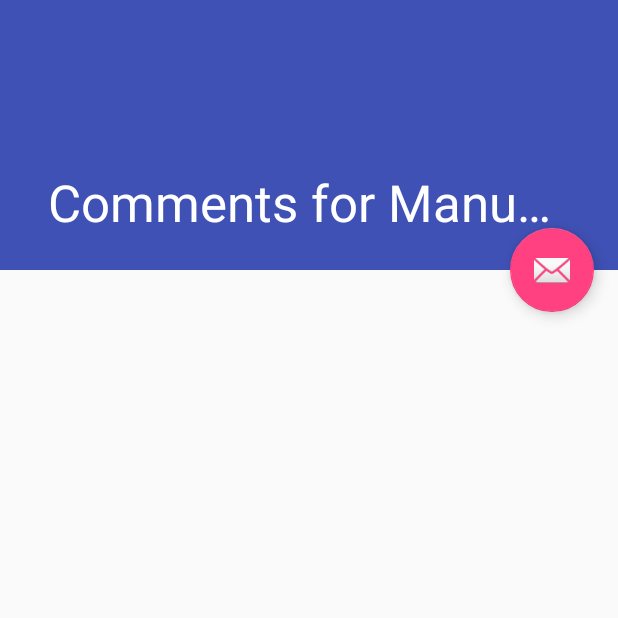
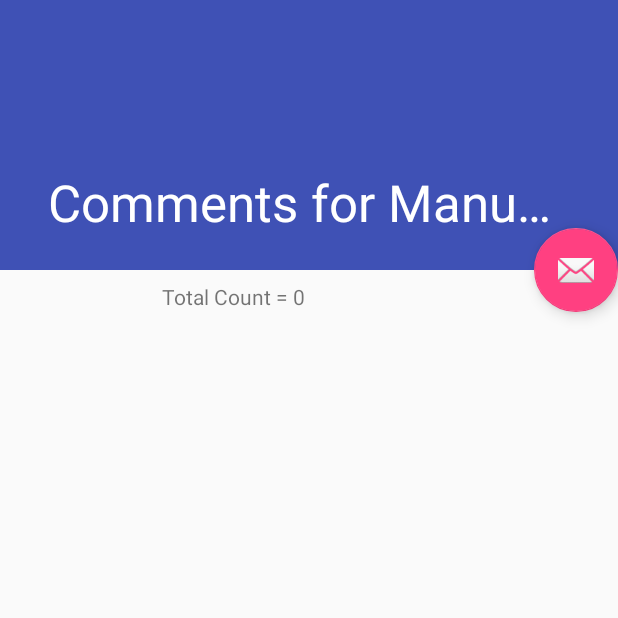
Before and after one commit to oscarzhang795/ObjectBoxDemo, an Android app: the screen it shows after launch (PostDetailsActivity), after a tap on an icon or button, on a phone screen of 412 x 824 dp, the top half of it. Run offline under Robolectric (Android 15) with nearby library versions, the phone set to English and light mode, and no system bars; our stand-ins replace Room's generated code; libraries missing offline, so code that uses them is left out: android.arch.persistence; 2 statements that could not run were skipped; 1 other tap on this screen came first.

Commit message:
Added liveData to comments with custom counter views that are observing the livedata.

```diff
--- a/app/src/main/java/com/sdadg/roomviewmodeldemo/data/daos/CommentDao.kt
+++ b/app/src/main/java/com/sdadg/roomviewmodeldemo/data/daos/CommentDao.kt
@@ -1,13 +1,14 @@
 package com.sdadg.roomviewmodeldemo.data.daos
 
+import android.arch.lifecycle.LiveData
 import android.arch.persistence.room.*
 import com.sdadg.roomviewmodeldemo.data.entities.Comment
 
 @Dao
 interface CommentDao {
 
-    @Query("Select * from Comment where postId = :postId")
-    fun getCommentsByPostId(postId: Long): List<Comment>
+    @Query("Select * from Comment where postId = :postId order by commentedAt desc")
+    fun getCommentsByPostId(postId: Long): LiveData<List<Comment>>
 
     @Insert(onConflict = OnConflictStrategy.REPLACE)
     fun insertComment(comment: Comment): Long
--- a/app/src/main/java/com/sdadg/roomviewmodeldemo/data/repositories/IDataRepository.kt
+++ b/app/src/main/java/com/sdadg/roomviewmodeldemo/data/repositories/IDataRepository.kt
@@ -13,7 +13,8 @@ interface IDataRepository {
     fun updatePost(post: Post)
     fun deletePosts()
 
-    fun getAllCommentsByPostId(id: Long): List<Comment>
+    fun getAllCommentsByPostId(id: Long): LiveData<List<Comment>>
+    fun getOnlyEventCommentsByPostId(id: Long): LiveData<List<Comment>>
     fun insertComment(comment: Comment): Long
     fun deleteComment(comment: Comment)
     fun updateComment(comment: Comment)
--- a/app/src/main/java/com/sdadg/roomviewmodeldemo/data/repositories/RoomRepository.kt
+++ b/app/src/main/java/com/sdadg/roomviewmodeldemo/data/repositories/RoomRepository.kt
@@ -2,6 +2,7 @@ package com.sdadg.roomviewmodeldemo.data.repositories
 
 import android.arch.lifecycle.LiveData
 import android.arch.lifecycle.MutableLiveData
+import android.arch.lifecycle.Transformations
 import android.content.Context
 import com.sdadg.roomviewmodeldemo.data.database.DemoRoomDatabaseAbstract
 import com.sdadg.roomviewmodeldemo.data.entities.Comment
@@ -11,18 +12,7 @@ import com.sdadg.roomviewmodeldemo.utilities.StringUtilities
 class RoomRepository(var context: Context): IDataRepository {
 
     override fun getAllPosts(): LiveData<List<Post>> {
-        var oldList = DemoRoomDatabaseAbstract.getInstance(context)?.postDao()?.getAllPosts()?: MutableLiveData<List<Post>>()
-
-        /*var newList = MutableLiveData<List<Post>>()
-
-        //https://android.jlelse.eu/exploring-livedata-architecture-component-f9375d3644ee
-        Transformations.map(oldList) {
-            data -> {newList = addColor(data)}
-        }
-
-        return newList*/
-
-        return oldList
+        return DemoRoomDatabaseAbstract.getInstance(context)?.postDao()?.getAllPosts()?: MutableLiveData<List<Post>>()
     }
 
     override fun getPostById(id: Long): LiveData<Post>? {
@@ -45,8 +35,24 @@ class RoomRepository(var context: Context): IDataRepository {
         DemoRoomDatabaseAbstract.getInstance(context)?.postDao()?.updatePost(post)
     }
 
-    override fun getAllCommentsByPostId(id: Long): List<Comment> {
-        return DemoRoomDatabaseAbstract.getInstance(context)?.commentDao()?.getCommentsByPostId(id)?: arrayListOf()
+    override fun getAllCommentsByPostId(id: Long): LiveData<List<Comment>> {
+        return DemoRoomDatabaseAbstract.getInstance(context)?.commentDao()?.getCommentsByPostId(id)?: MutableLiveData<List<Comment>>()
+    }
+
+    override fun getOnlyEventCommentsByPostId(id: Long): LiveData<List<Comment>> {
+        val allComments: LiveData<List<Comment>> = DemoRoomDatabaseAbstract.getInstance(context)?.commentDao()?.getCommentsByPostId(id)?: MutableLiveData<List<Comment>>()
+
+        return Transformations.map(allComments, { data -> filterOnlyEvenIds(data) })
+    }
+
+    fun filterOnlyEvenIds(allComments: List<Comment>): List<Comment> {
+        val filteredComments = allComments.filter (fun(comment : Comment) : Boolean {
+            /*Log.d("RoomRepository", "commentId = ${comment.commentId} is " + ((comment.commentId ?: 0 % 2) == 0L))*/
+
+            return ((((comment.commentId ?: 0) -1) % 2) == 0L)
+        })
+
+        return filteredComments
     }
 
     override fun insertComment(comment: Comment): Long {
--- /dev/null
+++ b/app/src/main/java/com/sdadg/roomviewmodeldemo/presentation/CounterEvenView.kt
@@ -0,0 +1,20 @@
+package com.sdadg.roomviewmodeldemo.presentation
+
+import android.arch.lifecycle.LifecycleOwner
+import android.content.Context
+import android.util.AttributeSet
+
+class CounterEvenView: CounterView {
+    constructor(context: Context?) : super(context)
+    constructor(context: Context?, attrs: AttributeSet?) : super(context, attrs)
+    constructor(context: Context?, attrs: AttributeSet?, defStyleAttr: Int) : super(context, attrs, defStyleAttr)
+    constructor(context: Context?, attrs: AttributeSet?, defStyleAttr: Int, defStyleRes: Int) : super(context, attrs, defStyleAttr, defStyleRes)
+
+    override fun setPostId(postId: Long) {
+        if (activityContext is LifecycleOwner) {
+            val comments = repository.getOnlyEventCommentsByPostId(postId)
+
+            comments.observe(activityContext as LifecycleOwner, observer)
+        }
+    }
+}
--- /dev/null
+++ b/app/src/main/java/com/sdadg/roomviewmodeldemo/presentation/CounterView.kt
@@ -0,0 +1,58 @@
+package com.sdadg.roomviewmodeldemo.presentation
+
+import android.arch.lifecycle.LifecycleOwner
+import android.arch.lifecycle.Observer
+import android.content.Context
+import android.util.AttributeSet
+import android.widget.TextView
+import com.sdadg.roomviewmodeldemo.R
+import com.sdadg.roomviewmodeldemo.data.entities.Comment
+import com.sdadg.roomviewmodeldemo.data.repositories.IDataRepository
+import com.sdadg.roomviewmodeldemo.data.repositories.RoomRepository
+
+open class CounterView: TextView {
+
+    lateinit var activityContext: Context
+    lateinit var repository: IDataRepository
+    lateinit var message: String
+
+    constructor(context: Context?) : super(context)
+    constructor(context: Context?, attrs: AttributeSet?) : super(context, attrs) {
+
+        val attributes = context?.obtainStyledAttributes(attrs, R.styleable.CounterView, 0, 0)
+
+        try {
+
+
+            message = attributes?.getString(R.styleable.CounterView_message) ?: ""
+        }
+        finally {
+            attributes?.recycle()
+        }
+
+    }
+    constructor(context: Context?, attrs: AttributeSet?, defStyleAttr: Int) : super(context, attrs, defStyleAttr)
+    constructor(context: Context?, attrs: AttributeSet?, defStyleAttr: Int, defStyleRes: Int) : super(context, attrs, defStyleAttr, defStyleRes)
+
+
+    init {
+        if (context != null) {
+            activityContext = context
+            repository = RoomRepository(activityContext)
+        }
+    }
+
+    open fun setPostId(postId: Long) {
+        if (activityContext is LifecycleOwner) {
+            val comments = repository.getAllCommentsByPostId(postId)
+
+            comments.observe(activityContext as LifecycleOwner, observer)
+        }
+    }
+
+    open val observer: Observer<List<Comment>> = Observer { data ->
+        if (data != null) {
+            setText(message + data.size)
+        }
+    }
+}
--- a/app/src/main/java/com/sdadg/roomviewmodeldemo/presentation/PostDetailsActivity.kt
+++ b/app/src/main/java/com/sdadg/roomviewmodeldemo/presentation/PostDetailsActivity.kt
@@ -1,5 +1,8 @@
 package com.sdadg.roomviewmodeldemo.presentation
 
+import android.arch.lifecycle.LiveData
+import android.arch.lifecycle.MutableLiveData
+import android.arch.lifecycle.Observer
 import android.os.AsyncTask
 import android.os.Bundle
 import android.support.v7.app.AppCompatActivity
@@ -21,6 +24,7 @@ class PostDetailsActivity : AppCompatActivity() {
     val adapter = CommentRecyclerViewAdapter(commentListener)
     val db: IDataRepository = RoomRepository(this)
     //val db = CustomSqliteOpenHelper(this)   //TODO: Old Way
+    lateinit var comments: LiveData<List<Comment>>
 
     override fun onCreate(savedInstanceState: Bundle?) {
         super.onCreate(savedInstanceState)
@@ -34,6 +38,12 @@ class PostDetailsActivity : AppCompatActivity() {
         fab.setOnClickListener { view ->
             addComment()
         }
+
+        val totalCount: CounterView? = findViewById(R.id.totalCount)
+        totalCount?.setPostId(postId)
+
+        val totalEvenCount: CounterView? = findViewById(R.id.totalEvenCount)
+        totalEvenCount?.setPostId(postId)
 
         loadComments()
     }
@@ -68,16 +78,27 @@ class PostDetailsActivity : AppCompatActivity() {
         }
     }
 
-    class LoadDataTask(private var weakReference: WeakReference<PostDetailsActivity>) : AsyncTask<Long, Void, List<Comment>>() {
-        override fun doInBackground(vararg params: Long?): List<Comment> {
-            return weakReference.get()?.db?.getAllCommentsByPostId(params[0]?: 0)?: arrayListOf()
+    val observer: Observer<List<Comment>> = Observer { data ->
+        if (data != null) {
+            adapter.loadData(data)
+            adapter.notifyDataSetChanged()
+        }
+    }
+
+    fun setObserver() {
+        comments.observe(this, observer)
+    }
+
+    class LoadDataTask(private var weakReference: WeakReference<PostDetailsActivity>) : AsyncTask<Long, Void, LiveData<List<Comment>>>() {
+        override fun doInBackground(vararg params: Long?): LiveData<List<Comment>> {
+            return weakReference.get()?.db?.getAllCommentsByPostId(params[0]?: 0)?: MutableLiveData<List<Comment>>()
         }
 
-        override fun onPostExecute(result: List<Comment>) {
+        override fun onPostExecute(result: LiveData<List<Comment>>) {
             super.onPostExecute(result)
 
-            weakReference.get()?.adapter?.loadData(result)
-            weakReference.get()?.adapter?.notifyDataSetChanged()
+            weakReference.get()?.comments = result
+            weakReference.get()?.setObserver()
         }
     }
 
@@ -91,7 +112,7 @@ class PostDetailsActivity : AppCompatActivity() {
         override fun onPostExecute(result: Void?) {
             super.onPostExecute(result)
 
-            weakReference.get()?.refreshComments()
+            //weakReference.get()?.refreshComments()
         }
     }
 
@@ -105,7 +126,7 @@ class PostDetailsActivity : AppCompatActivity() {
         override fun onPostExecute(result: Void?) {
             super.onPostExecute(result)
 
-            weakReference.get()?.refreshComments()
+            //weakReference.get()?.refreshComments()
         }
     }
 }
--- a/app/src/main/java/com/sdadg/roomviewmodeldemo/presentation/PostsActivity.kt
+++ b/app/src/main/java/com/sdadg/roomviewmodeldemo/presentation/PostsActivity.kt
@@ -40,6 +40,8 @@ class PostsActivity : AppCompatActivity() {
         fab.setOnClickListener { view ->
             createPost(((adapter.itemCount) + 1).toLong())
         }
+
+        loadData()
     }
 
     override fun onCreateOptionsMenu(menu: Menu): Boolean {
@@ -69,12 +71,6 @@ class PostsActivity : AppCompatActivity() {
             }
             else -> super.onOptionsItemSelected(item)
         }
-    }
-
-    override fun onStart() {
-        super.onStart()
-
-        loadData()
     }
 
     fun startLoadingService() {
--- a/app/src/main/res/layout/activity_feed.xml
+++ b/app/src/main/res/layout/activity_feed.xml
@@ -21,12 +21,11 @@
                 android:layout_width="match_parent"
                 android:layout_height="match_parent"
                 app:toolbarId="@+id/toolbar"
-                app:layout_scrollFlags="scroll|exitUntilCollapsed"
-                app:contentScrim="?attr/colorPrimary">
+                app:layout_scrollFlags="scroll|exitUntilCollapsed">
 
             <android.support.v7.widget.Toolbar
                     android:id="@+id/toolbar"
-                    android:layout_height="?attr/actionBarSize"
+                    android:layout_height="72dp"
                     android:layout_width="match_parent"
                     app:layout_collapseMode="pin"
                     app:popupTheme="@style/AppTheme.PopupOverlay"/>
@@ -34,13 +33,15 @@
         </android.support.design.widget.CollapsingToolbarLayout>
     </android.support.design.widget.AppBarLayout>
 
-    <include layout="@layout/content_feed"/>
+        <include layout="@layout/content_feed" />
 
     <android.support.design.widget.FloatingActionButton
             android:id="@+id/fab"
             android:layout_width="wrap_content"
             android:layout_height="wrap_content"
-            android:layout_margin="@dimen/fab_margin"
+            android:layout_marginTop="@dimen/fab_margin"
+            android:layout_marginBottom="@dimen/fab_margin"
+            android:layout_marginStart="@dimen/fab_margin"
             app:layout_anchor="@id/app_bar"
             app:layout_anchorGravity="bottom|end"
             app:srcCompat="@android:drawable/ic_dialog_email"/>
--- a/app/src/main/res/layout/content_feed.xml
+++ b/app/src/main/res/layout/content_feed.xml
@@ -1,4 +1,39 @@
 <?xml version="1.0" encoding="utf-8"?>
+<android.support.constraint.ConstraintLayout xmlns:tools="http://schemas.android.com/tools"
+                                             xmlns:android="http://schemas.android.com/apk/res/android"
+                                             xmlns:app="http://schemas.android.com/apk/res-auto"
+                                             app:layout_behavior="@string/appbar_scrolling_view_behavior"
+                                             tools:showIn="@layout/activity_feed"
+                                             android:layout_width="match_parent"
+                                             android:layout_height="match_parent">
+
+    <com.sdadg.roomviewmodeldemo.presentation.CounterView
+            android:id="@+id/totalCount"
+            android:layout_width="wrap_content"
+            android:layout_height="wrap_content"
+            app:message="Total Count = "
+            tools:text="Total Count = 20"
+            app:layout_constraintStart_toStartOf="parent"
+            android:layout_marginStart="8dp"
+            app:layout_constraintTop_toTopOf="parent"
+            android:layout_marginTop="8dp"
+            app:layout_constraintHorizontal_bias="0.5"
+            app:layout_constraintEnd_toStartOf="@+id/totalEvenCount"/>
+
+    <com.sdadg.roomviewmodeldemo.presentation.CounterEvenView
+            android:id="@+id/totalEvenCount"
+            android:layout_width="wrap_content"
+            android:layout_height="wrap_content"
+            android:layout_toEndOf="@+id/totalCount"
+            app:message="Total Even Count = "
+            android:layout_alignParentEnd="true"
+            app:layout_constraintEnd_toEndOf="parent"
+            android:layout_marginEnd="8dp"
+            app:layout_constraintTop_toTopOf="parent"
+            android:layout_marginTop="8dp"
+            app:layout_constraintStart_toEndOf="@+id/totalCount"
+            app:layout_constraintHorizontal_bias="0.5"/>
+
     <android.support.v7.widget.RecyclerView
             xmlns:android="http://schemas.android.com/apk/res/android"
             xmlns:tools="http://schemas.android.com/tools"
@@ -7,8 +42,13 @@
             tools:showIn="@layout/activity_feed"
             android:id="@+id/rvComments"
             android:layout_width="match_parent"
-        android:layout_height="match_parent"
-        tools:context=".presentation.PostDetailsActivity">
+            android:layout_height="0dp"
+            tools:context=".presentation.PostDetailsActivity"
+            android:layout_marginBottom="8dp"
+            app:layout_constraintBottom_toBottomOf="parent"
+            android:layout_marginTop="8dp"
+            app:layout_constraintTop_toBottomOf="@+id/totalCount">
 
 
     </android.support.v7.widget.RecyclerView>
+</android.support.constraint.ConstraintLayout>
--- /dev/null
+++ b/app/src/main/res/values/attr.xml
@@ -0,0 +1,6 @@
+<?xml version="1.0" encoding="utf-8"?>
+<resources>
+    <declare-styleable name="CounterView">
+        <attr name="message" format="string" />
+    </declare-styleable>
+</resources>
```
Lines whose indentation alone changed are shown as unchanged.
